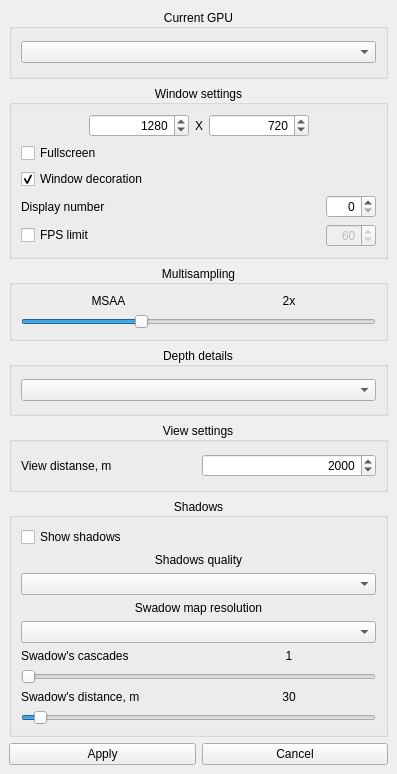
Qt form launcher/forms/graphsettingswindow.ui (maisvendoo/RRS) before a commit.
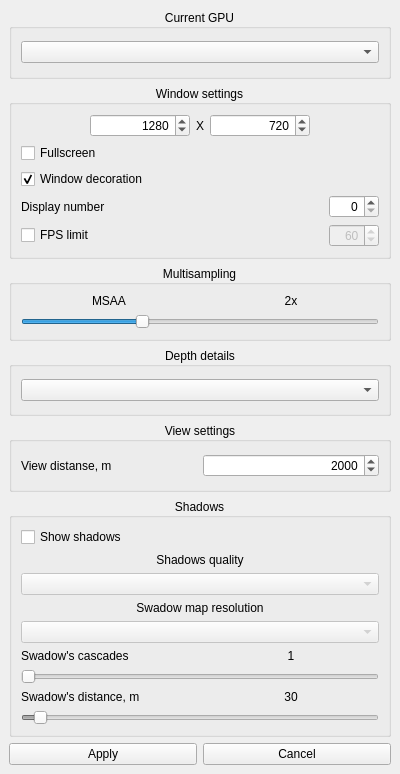
The same form after that commit.

Commit message: Настройки теней в GUI

Diff of the .ui file:
```diff
--- a/launcher/forms/graphsettingswindow.ui
+++ b/launcher/forms/graphsettingswindow.ui
@@ -9,7 +9,7 @@
    <rect>
     <x>0</x>
     <y>0</y>
-    <width>397</width>
+    <width>400</width>
     <height>774</height>
    </rect>
   </property>
@@ -19,6 +19,18 @@
     <verstretch>0</verstretch>
    </sizepolicy>
   </property>
+  <property name="minimumSize">
+   <size>
+    <width>400</width>
+    <height>774</height>
+   </size>
+  </property>
+  <property name="maximumSize">
+   <size>
+    <width>400</width>
+    <height>774</height>
+   </size>
+  </property>
   <property name="windowTitle">
    <string>Graphics settings</string>
   </property>
@@ -380,7 +392,11 @@
             </widget>
            </item>
            <item>
-            <widget class="QComboBox" name="cbSwadowsQuality"/>
+            <widget class="QComboBox" name="cbSwadowsQuality">
+             <property name="enabled">
+              <bool>false</bool>
+             </property>
+            </widget>
            </item>
           </layout>
          </item>
@@ -395,7 +411,11 @@
           </widget>
          </item>
          <item>
-          <widget class="QComboBox" name="cbShadowsMap"/>
+          <widget class="QComboBox" name="cbShadowsMap">
+           <property name="enabled">
+            <bool>false</bool>
+           </property>
+          </widget>
          </item>
          <item>
           <layout class="QHBoxLayout" name="horizontalLayout_8">
@@ -420,6 +440,9 @@
          </item>
          <item>
           <widget class="QSlider" name="hsShadowsCascades">
+           <property name="enabled">
+            <bool>false</bool>
+           </property>
            <property name="minimum">
             <number>1</number>
            </property>
@@ -454,6 +477,9 @@
          </item>
          <item>
           <widget class="QSlider" name="hsShadowsDistance">
+           <property name="enabled">
+            <bool>false</bool>
+           </property>
            <property name="minimum">
             <number>20</number>
            </property>
```
The commit also changes 3 other files.
